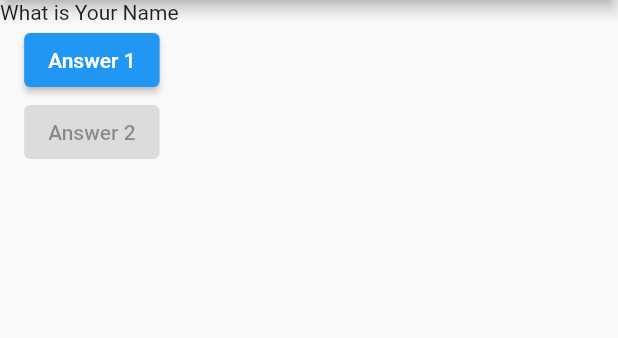
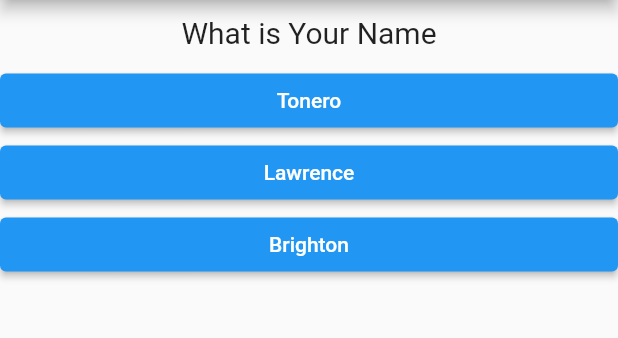
Before and after one commit to BrightonMboya/mobile-dev, a Flutter app: the screen it shows after launch, on a phone screen of 412 x 824 dp, the part 84-422 px from its top. Run offline on Flutter 3.47's test engine with Material 2 defaults, Android fonts, the phone set to English and light mode, and no system bars.

Commit message:
learned some flutter concepts

```diff
--- /dev/null
+++ b/oo1/lib/Quiz.dart
@@ -0,0 +1,27 @@
+import 'package:flutter/src/foundation/key.dart';
+import 'package:flutter/src/widgets/container.dart';
+import 'package:flutter/src/widgets/framework.dart';
+
+import 'package:flutter/material.dart';
+import './answer.dart';
+import './question.dart';
+
+class Quiz extends StatelessWidget {
+  final Function answerQuestion;
+  final List<Map<String, Object>> questions;
+  final int questionIndex;
+
+  Quiz(this.answerQuestion, this.questions, this.questionIndex);
+  @override
+  Widget build(BuildContext context) {
+    return Column(
+      children: [
+        Question(questions[questionIndex]['questionText']),
+        ...(questions[questionIndex]["answers"] as List<Map<String, Object>>)
+            .map((answer) {
+          return Answer(() => answerQuestion(answer['score']), answer['text']);
+        }).toList()
+      ],
+    );
+  }
+}
--- /dev/null
+++ b/oo1/lib/answer.dart
@@ -0,0 +1,17 @@
+import 'package:flutter/material.dart';
+
+class Answer extends StatelessWidget {
+  final Function selectHandler;
+  final String answerText;
+  Answer(this.selectHandler, this.answerText);
+  @override
+  Widget build(BuildContext context) {
+    return Container(
+      width: double.infinity,
+      child: ElevatedButton(
+        child: Text(answerText),
+        onPressed: selectHandler,
+      ),
+    );
+  }
+}
--- a/oo1/lib/main.dart
+++ b/oo1/lib/main.dart
@@ -1,14 +1,39 @@
 import 'package:flutter/material.dart';
+import './Quiz.dart';
+import "./result.dart";
 
 void main() {
   runApp(MyApp());
 }
 
 const questions = [
-  "What is Your Name ",
-  "Who is Your Lover",
-  "Do you want to get Married"
+  {
+    "questionText": "What is Your Name ",
+    "answers": [
+      {"text": "Tonero", "score": 40},
+      {"text": "Lawrence", "score": 30},
+      {"text": "Brighton", "score": 30}
+    ]
+  },
+  {
+    "questionText": "Who is Your Lover",
+    "answers": [
+      {"text": "TS", "score": 40},
+      {"text": "Piano", "score": 20},
+      {"text": "Electric Guitar", "score": 40}
+    ]
+  },
+  {
+    "questionText": "Do you want to get Married",
+    "answers": [
+      {"text": "Daah", "score": 70},
+      {"text": "Meeh", "score": 20},
+      {"text": "Ir izz warr ir izzz", "score": 10}
+    ]
+  },
 ];
+
+var totalScore = 0;
 
 class MyApp extends StatefulWidget {
   @override
@@ -20,11 +45,14 @@ class MyApp extends StatefulWidget {
 
 class MyAppState extends State<MyApp> {
   var questionIndex = 0;
-  void answerQuestion() {
+  void answerQuestion(int score) {
+    totalScore += score;
     setState(() {
       questionIndex += 1;
     });
-    print(questionIndex);
+    if (questionIndex < questions.length) {
+      print("we have more questions");
+    }
   }
 
   @override
@@ -34,19 +62,9 @@ class MyAppState extends State<MyApp> {
           appBar: AppBar(
             title: Text("Fuckin Annoying"),
           ),
-          body: Column(
-            children: [
-              Text(questions[questionIndex]),
-              ElevatedButton(
-                onPressed: answerQuestion,
-                child: Text("Answer 1"),
-              ),
-              ElevatedButton(
-                onPressed: null,
-                child: Text("Answer 2"),
-              ),
-            ],
-          )),
+          body: questionIndex < questions.length
+              ? Quiz(answerQuestion, questions, questionIndex)
+              : Result(totalScore)),
     );
   }
 }
--- /dev/null
+++ b/oo1/lib/question.dart
@@ -0,0 +1,24 @@
+import 'package:flutter/src/foundation/key.dart';
+import 'package:flutter/src/widgets/container.dart';
+import 'package:flutter/src/widgets/framework.dart';
+
+import "package:flutter/material.dart";
+
+class Question extends StatelessWidget {
+  final String questionText;
+
+  Question(this.questionText);
+
+  @override
+  Widget build(BuildContext context) {
+    return Container(
+      width: double.infinity,
+      margin: EdgeInsets.all(10),
+      child: Text(
+        questionText,
+        style: TextStyle(fontSize: 20),
+        textAlign: TextAlign.center,
+      ),
+    );
+  }
+}
```
Also changed, not shown: oo1/lib/result.dart (added, +36 -0 lines), 1 other file.
